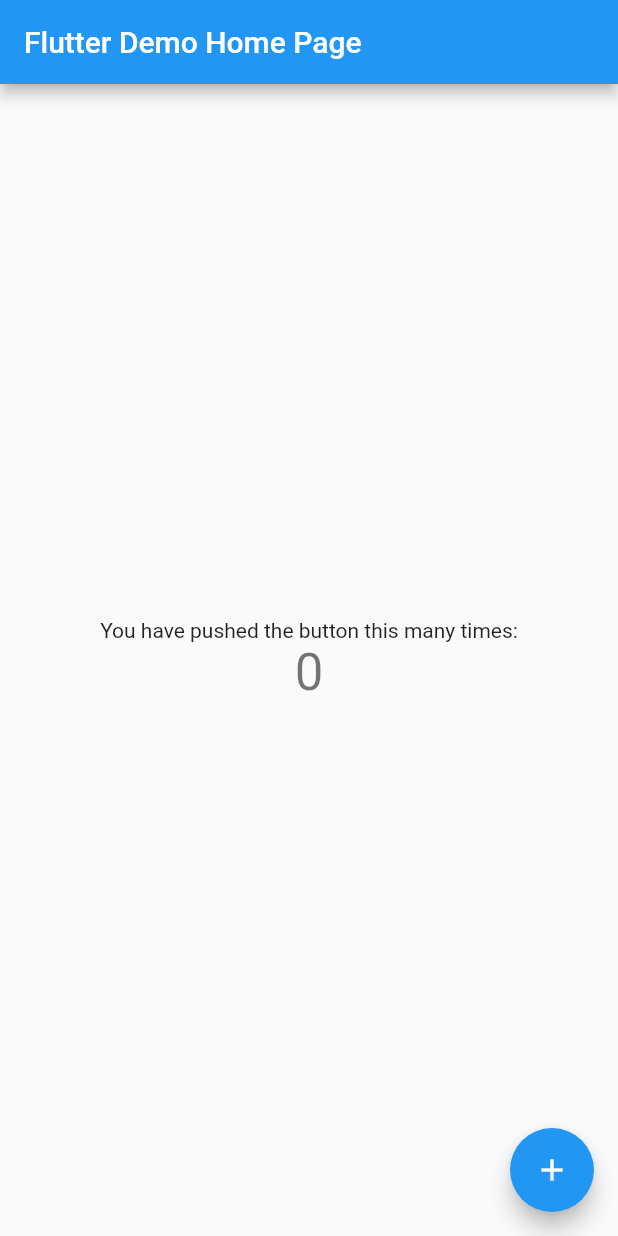
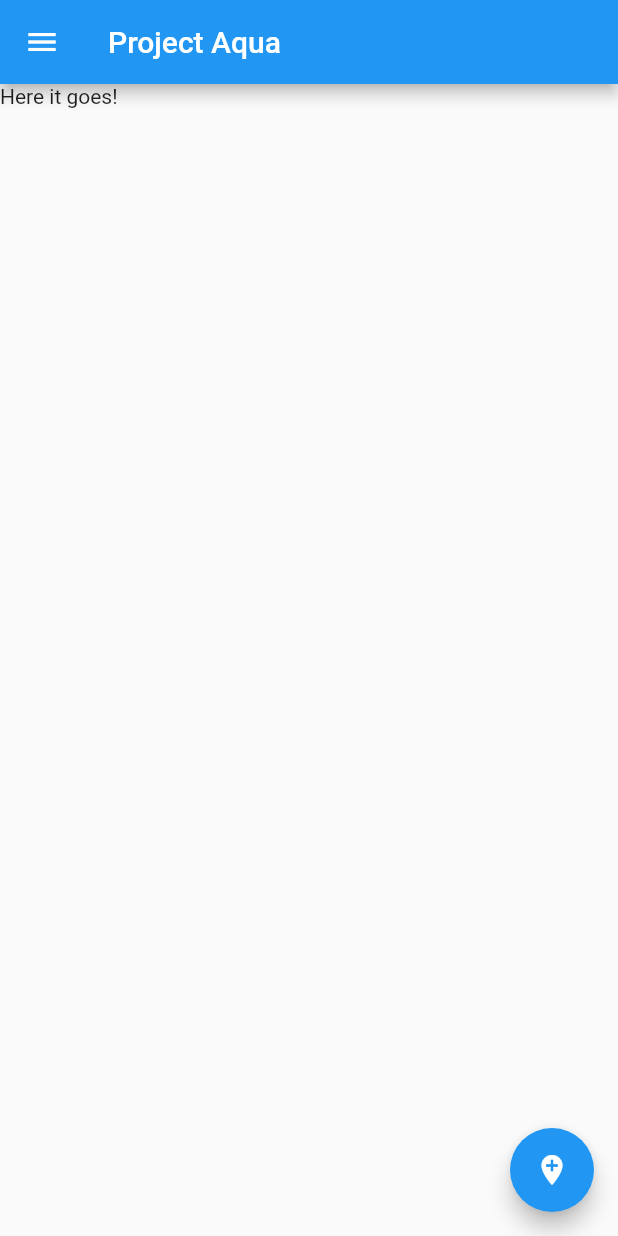
Before and after one commit to Miguelo0098/Project-Aqua, a Flutter app: the screen it shows after launch, on a phone screen of 412 x 824 dp. Run offline on Flutter 3.47's test engine with Material 2 defaults, Android fonts, the phone set to English and light mode, and no system bars.

Commit message:
added primary structure

```diff
--- a/lib/main.dart
+++ b/lib/main.dart
@@ -7,105 +7,42 @@
   @override
   Widget build(BuildContext context) {
     return MaterialApp(
-      title: 'Flutter Demo',
+      title: 'Project Aqua',
       theme: ThemeData(
-        // This is the theme of your application.
-        //
-        // Try running your application with "flutter run". You'll see the
-        // application has a blue toolbar. Then, without quitting the app, try
-        // changing the primarySwatch below to Colors.green and then invoke
-        // "hot reload" (press "r" in the console where you ran "flutter run",
-        // or simply save your changes to "hot reload" in a Flutter IDE).
-        // Notice that the counter didn't reset back to zero; the application
-        // is not restarted.
         primarySwatch: Colors.blue,
       ),
-      home: MyHomePage(title: 'Flutter Demo Home Page'),
+      home: HomePage(),
     );
   }
 }
 
-class MyHomePage extends StatefulWidget {
-  MyHomePage({Key key, this.title}) : super(key: key);
-
-  // This widget is the home page of your application. It is stateful, meaning
-  // that it has a State object (defined below) that contains fields that affect
-  // how it looks.
-
-  // This class is the configuration for the state. It holds the values (in this
-  // case the title) provided by the parent (in this case the App widget) and
-  // used by the build method of the State. Fields in a Widget subclass are
-  // always marked "final".
-
-  final String title;
-
+class HomePage extends StatefulWidget {
   @override
-  _MyHomePageState createState() => _MyHomePageState();
+  _HomePageState createState() => _HomePageState();
 }
 
-class _MyHomePageState extends State<MyHomePage> {
-  int _counter = 0;
-
-  void _incrementCounter() {
-    setState(() {
-      // This call to setState tells the Flutter framework that something has
-      // changed in this State, which causes it to rerun the build method below
-      // so that the display can reflect the updated values. If we changed
-      // _counter without calling setState(), then the build method would not be
-      // called again, and so nothing would appear to happen.
-      _counter++;
-    });
+class _HomePageState extends State<HomePage> {
+  @override
+  void initState(){
+    super.initState();
   }
 
   @override
-  Widget build(BuildContext context) {
-    // This method is rerun every time setState is called, for instance as done
-    // by the _incrementCounter method above.
-    //
-    // The Flutter framework has been optimized to make rerunning build methods
-    // fast, so that you can just rebuild anything that needs updating rather
-    // than having to individually change instances of widgets.
+  Widget build(BuildContext context){
     return Scaffold(
       appBar: AppBar(
-        // Here we take the value from the MyHomePage object that was created by
-        // the App.build method, and use it to set our appbar title.
-        title: Text(widget.title),
+        title: Text("Project Aqua"),
+        backgroundColor: Colors.blue,
       ),
-      body: Center(
-        // Center is a layout widget. It takes a single child and positions it
-        // in the middle of the parent.
-        child: Column(
-          // Column is also layout widget. It takes a list of children and
-          // arranges them vertically. By default, it sizes itself to fit its
-          // children horizontally, and tries to be as tall as its parent.
-          //
-          // Invoke "debug painting" (press "p" in the console, choose the
-          // "Toggle Debug Paint" action from the Flutter Inspector in Android
-          // Studio, or the "Toggle Debug Paint" command in Visual Studio Code)
-          // to see the wireframe for each widget.
-          //
-          // Column has various properties to control how it sizes itself and
-          // how it positions its children. Here we use mainAxisAlignment to
-          // center the children vertically; the main axis here is the vertical
-          // axis because Columns are vertical (the cross axis would be
-          // horizontal).
-          mainAxisAlignment: MainAxisAlignment.center,
-          children: <Widget>[
-            Text(
-              'You have pushed the button this many times:',
-            ),
-            Text(
-              '$_counter',
-              style: Theme.of(context).textTheme.display1,
-            ),
-          ],
-        ),
+
+      body: Text("Here it goes!"),
+      drawer: Drawer(),
+      floatingActionButton: FloatingActionButton(
+        onPressed: (){},
+        backgroundColor: Colors.blue,
+        child: Icon(Icons.add_location),
       ),
-      floatingActionButton: FloatingActionButton(
-        onPressed: _incrementCounter,
-        tooltip: 'Increment',
-        child: Icon(Icons.add),
-      ), // This trailing comma makes auto-formatting nicer for build methods.
     );
   }
+
 }
```
Also changed, not shown: 6 other files.
